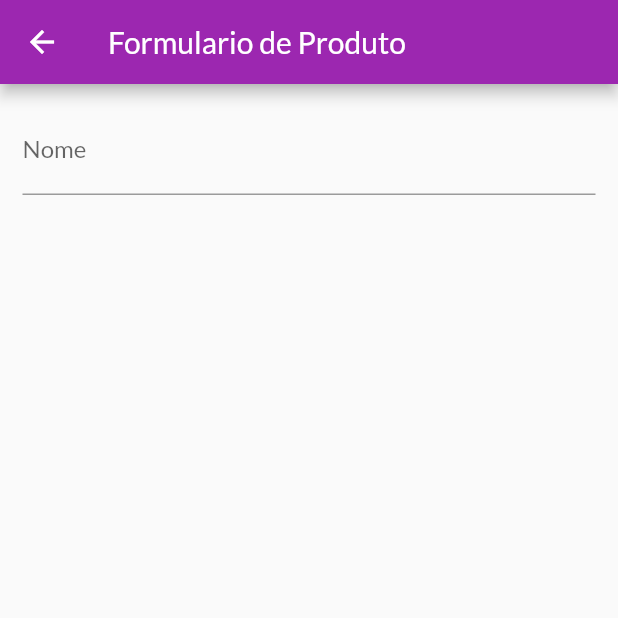
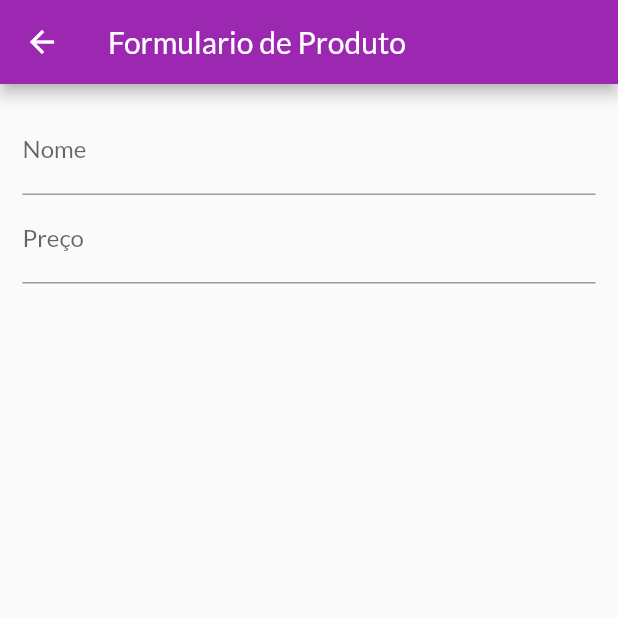
Before and after one commit to mechztcc/flutter-shop, a Flutter app: the ProductFormPage screen opened by its route, on a phone screen of 412 x 824 dp, the top half of it. Run offline on Flutter 3.47's test engine with Material 2 defaults, Android fonts, the phone set to English and light mode, and no system bars; network calls fail.

```diff
--- a/lib/views/product_form_page.dart
+++ b/lib/views/product_form_page.dart
@@ -11,6 +11,8 @@ class ProductFormPage extends StatefulWidget {
 class _ProductFormPageState extends State<ProductFormPage> {
   @override
   Widget build(BuildContext context) {
+    final _priceFocus = FocusNode();
+
     return Scaffold(
       appBar: AppBar(
         title: Text('Formulario de Produto'),
@@ -18,14 +20,27 @@ class _ProductFormPageState extends State<ProductFormPage> {
       body: Padding(
         padding: const EdgeInsets.all(15),
         child: Form(
-          child: ListView(children: [
-            TextFormField(
-              decoration: InputDecoration(
-                labelText: 'Nome',
+          child: ListView(
+            children: [
+              TextFormField(
+                decoration: InputDecoration(
+                  labelText: 'Nome',
+                ),
+                textInputAction: TextInputAction.next,
+                onFieldSubmitted: (_) {
+                  FocusScope.of(context).requestFocus(_priceFocus);
+                },
               ),
-              textInputAction: TextInputAction.next,
-            ),
-          ]),
+              TextFormField(
+                decoration: InputDecoration(
+                  labelText: 'Preço',
+                ),
+                focusNode: _priceFocus,
+                textInputAction: TextInputAction.next,
+                keyboardType: TextInputType.numberWithOptions(decimal: true),
+              ),
+            ],
+          ),
         ),
       ),
     );
```
